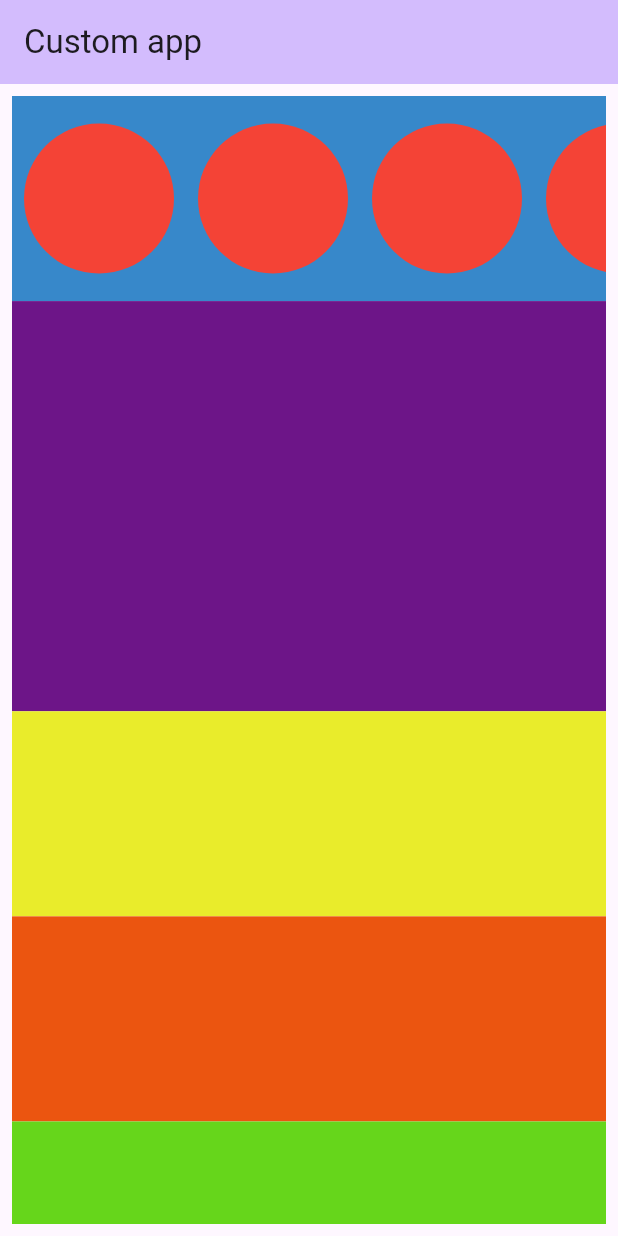
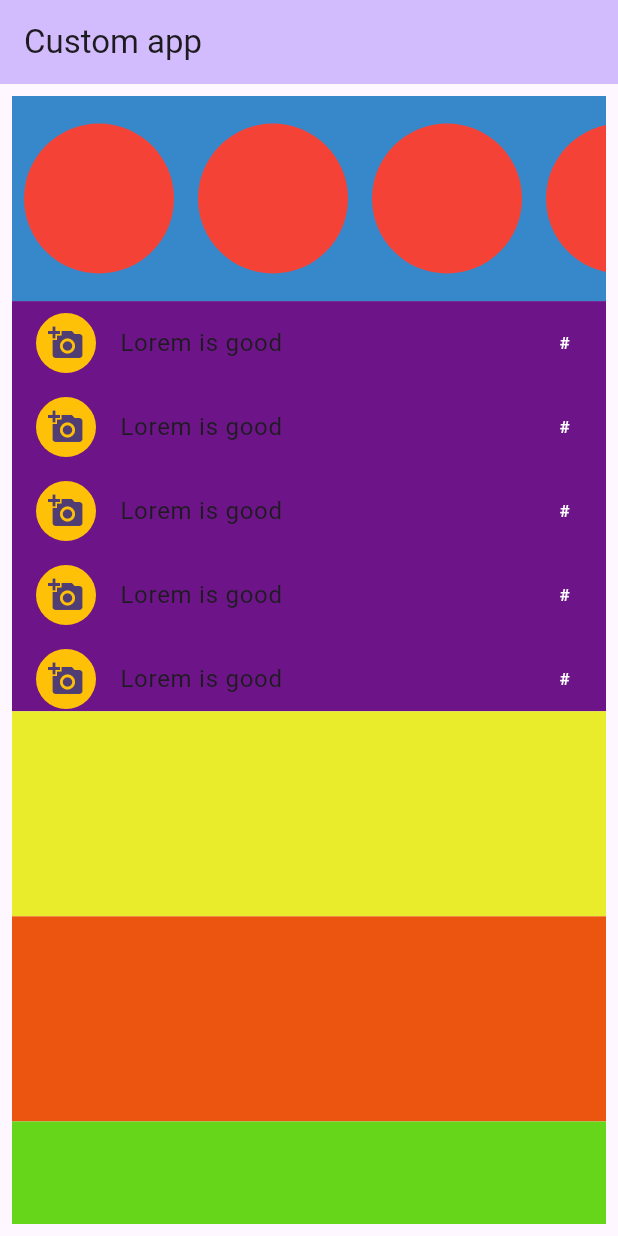
Before and after one commit to Foysalrabby/flutterparitce50, a Flutter app: the screen it shows after launch, on a phone screen of 412 x 824 dp. Run offline on Flutter 3.47's test engine with Material 3 defaults, Android fonts, the phone set to English and light mode, and no system bars.

Commit message:
second listview using in second column

```diff
--- a/myapp/lib/main.dart
+++ b/myapp/lib/main.dart
@@ -53,9 +53,9 @@ class _MyHomePageState extends State<MyHomePage> {
                       width: 100,
                       child: CircleAvatar(
                         backgroundColor: Colors.red,
-                       ),
+                      ),
                     ),
-                    ),
+                  ),
                   itemCount: 5,
                   scrollDirection: Axis.horizontal,
                 ),
@@ -66,6 +66,21 @@ class _MyHomePageState extends State<MyHomePage> {
               child: Container(
                 height: 200,
                 color: Color.fromARGB(255, 109, 21, 136),
+                child: ListView.builder(
+                  itemBuilder: (context, index) {
+                    return (
+                    ListTile(
+                      leading: CircleAvatar(
+                        backgroundColor: Colors.amber,     //leading sit first
+                        child: Icon(Icons.add_a_photo),
+                        ),
+                        title:Text("Lorem is good") ,   //tittle second
+                         trailing: Text("#",style: TextStyle(color: Colors.white),),  //last bose
+                    )
+                    );
+                  },
+                  itemCount: 10,
+                ),
               ),
             ),
             Expanded(
```
